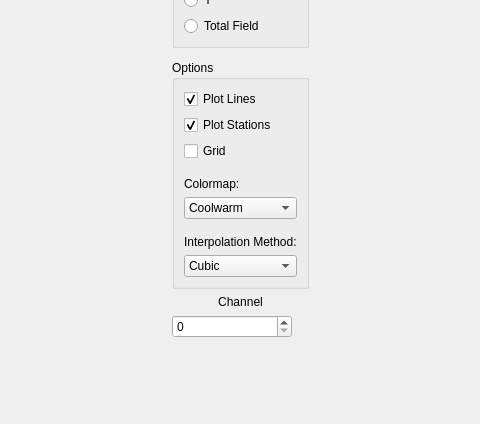
Eric-Meunier/Processor-Suite, file src/qt_ui/contour_map.ui: the form before one commit; both pictures show x 210 to 690 and y 102 to 526 of the 901 by 718 pixel window.
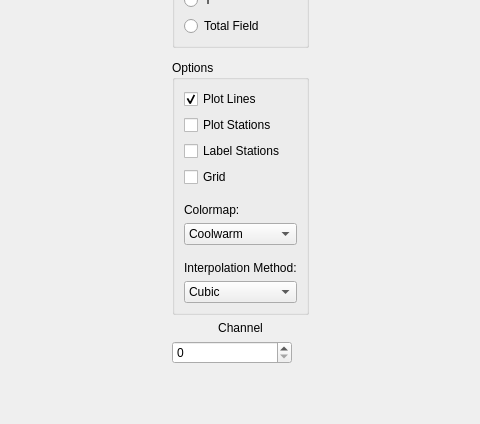
The form after the commit.

Commit message: Contour map functional.

What changed in the file:
```diff
--- a/src/qt_ui/contour_map.ui
+++ b/src/qt_ui/contour_map.ui
@@ -17,14 +17,14 @@
    <item row="4" column="0">
     <widget class="QSpinBox" name="channel_spinbox">
      <property name="sizePolicy">
-      <sizepolicy hsizetype="Fixed" vsizetype="Fixed">
+      <sizepolicy hsizetype="Preferred" vsizetype="Fixed">
        <horstretch>0</horstretch>
        <verstretch>0</verstretch>
       </sizepolicy>
      </property>
      <property name="minimumSize">
       <size>
-       <width>120</width>
+       <width>0</width>
        <height>0</height>
       </size>
      </property>
@@ -36,7 +36,7 @@
      </property>
     </widget>
    </item>
-   <item row="3" column="0">
+   <item row="3" column="0" alignment="Qt::AlignHCenter">
     <widget class="QLabel" name="label">
      <property name="text">
       <string>Channel</string>
@@ -63,7 +63,7 @@
     <widget class="QGroupBox" name="groupBox">
      <property name="minimumSize">
       <size>
-       <width>120</width>
+       <width>130</width>
        <height>0</height>
       </size>
      </property>
@@ -87,7 +87,14 @@
          <string>Plot Stations</string>
         </property>
         <property name="checked">
-         <bool>true</bool>
+         <bool>false</bool>
+        </property>
+       </widget>
+      </item>
+      <item>
+       <widget class="QCheckBox" name="label_stations_cbox">
+        <property name="text">
+         <string>Label Stations</string>
         </property>
        </widget>
       </item>
```
Left out of the diff: 6 changed lines with no effect on the pictures. The commit also changes 2 other files.
